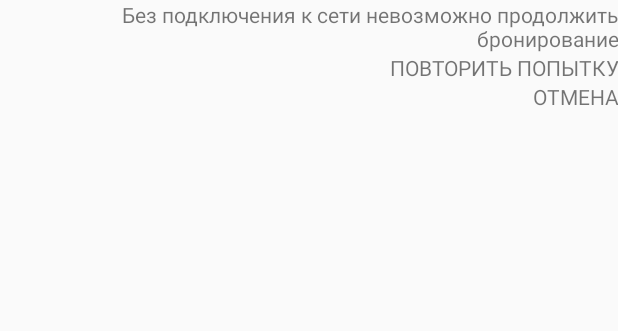
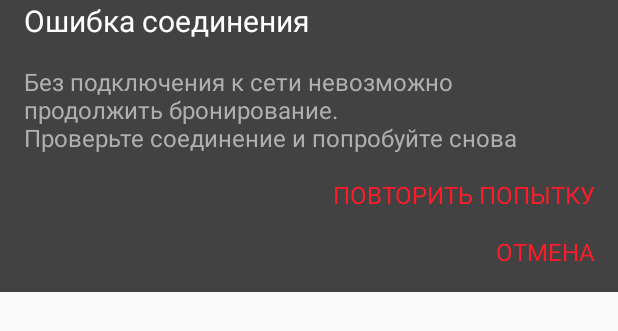
Before and after one commit to Zlobrynya/InternshipZappa, an Android app: the layout dialog_no_internet.xml on its own in the app's theme, with its tools: preview values and no code run, on a phone screen of 412 x 824 dp. Shown: the top 331 px of the screen. Run offline under Robolectric (Android 15) with nearby library versions, the phone set to English and light mode, and no system bars; network calls fail.

Commit message:
Алерт по верстке

```diff
--- a/app/src/main/java/com/zlobrynya/internshipzappa/fragment/BookingFragment.kt
+++ b/app/src/main/java/com/zlobrynya/internshipzappa/fragment/BookingFragment.kt
@@ -30,6 +30,7 @@ import android.net.NetworkInfo
 import android.net.ConnectivityManager
 import android.content.Context
 import android.support.v7.app.AlertDialog
+import kotlinx.android.synthetic.main.dialog_no_internet.view.*
 
 /**
  * Число дней, добавляемых к дате в календаре
@@ -732,20 +733,15 @@ class BookingFragment : Fragment(), AdapterDays.OnDateListener, AdapterBookingDu
      */
     private fun showAlert() {
         val builder: AlertDialog.Builder = AlertDialog.Builder(context as Context, R.style.AlertDialogCustom)
-        builder.setTitle("Ошибка соединения")
-            .setCancelable(false)
-            .setMessage("Без подключения к сети невозможно продолжить бронирование")
-            .setPositiveButton("Повторить попытку", { dialog, which ->
-                run {
-                    Log.d("NOPE", "Еще раз")
-                    prepare()
-                }
-            })
-            .setNegativeButton("Отмена", { dialog, which -> Log.d("NOPE", "Отмена") })
+        val view = layoutInflater.inflate(R.layout.dialog_no_internet, null)
+        builder.setView(view)
         val alert = builder.create()
+        view.dismiss_button.setOnClickListener { alert.dismiss() }
+        view.repeat_button.setOnClickListener {
+            alert.dismiss()
+            prepare()
+        }
         alert.show()
-        alert.getButton(AlertDialog.BUTTON_POSITIVE).setTextColor(resources.getColor(R.color.color_accent))
-        alert.getButton(AlertDialog.BUTTON_NEGATIVE).setTextColor(resources.getColor(R.color.color_accent))
     }
 
     /**
--- a/app/src/main/res/layout/dialog_no_internet.xml
+++ b/app/src/main/res/layout/dialog_no_internet.xml
@@ -1,29 +1,55 @@
 <?xml version="1.0" encoding="utf-8"?>
 <LinearLayout xmlns:android="http://schemas.android.com/apk/res/android"
     android:layout_width="match_parent"
-    android:layout_height="match_parent"
+    android:layout_height="wrap_content"
+    android:background="#424242"
     android:orientation="vertical">
 
     <TextView
-        android:id="@+id/tvTime"
-        android:layout_width="wrap_content"
+        android:layout_width="match_parent"
         android:layout_height="wrap_content"
-        android:gravity="end"
-        android:text="Без подключения к сети невозможно продолжить бронирование" />
+        android:layout_marginStart="16dp"
+        android:layout_marginEnd="16dp"
+        android:gravity="start"
+        android:text="Ошибка соединения"
+        android:textColor="@color/white"
+        android:textSize="20sp" />
 
     <TextView
-        android:id="@+id/try_again"
         android:layout_width="match_parent"
         android:layout_height="wrap_content"
+        android:layout_marginStart="16dp"
+        android:layout_marginTop="16dp"
+        android:layout_marginEnd="16dp"
+        android:gravity="start"
+        android:text="Без подключения к сети невозможно продолжить бронирование. \nПроверьте соединение и попробуйте снова"
+        android:textColor="@color/bg_nav_bar"
+        android:textSize="16sp" />
+
+    <TextView
+        android:id="@+id/repeat_button"
+        android:layout_width="match_parent"
+        android:layout_height="wrap_content"
+        android:layout_marginStart="16dp"
+        android:layout_marginTop="16dp"
+        android:layout_marginEnd="16dp"
         android:gravity="end"
         android:text="Повторить попытку"
-        android:textAllCaps="true" />
+        android:textAllCaps="true"
+        android:textColor="@color/color_accent"
+        android:textSize="16sp" />
 
     <TextView
-        android:id="@+id/cancel"
+        android:id="@+id/dismiss_button"
         android:layout_width="match_parent"
         android:layout_height="wrap_content"
+        android:layout_marginStart="16dp"
+        android:layout_marginTop="16dp"
+        android:layout_marginEnd="16dp"
+        android:layout_marginBottom="16dp"
         android:gravity="end"
         android:text="Отмена"
-        android:textAllCaps="true" />
+        android:textAllCaps="true"
+        android:textColor="@color/color_accent"
+        android:textSize="16sp" />
 </LinearLayout>
```
